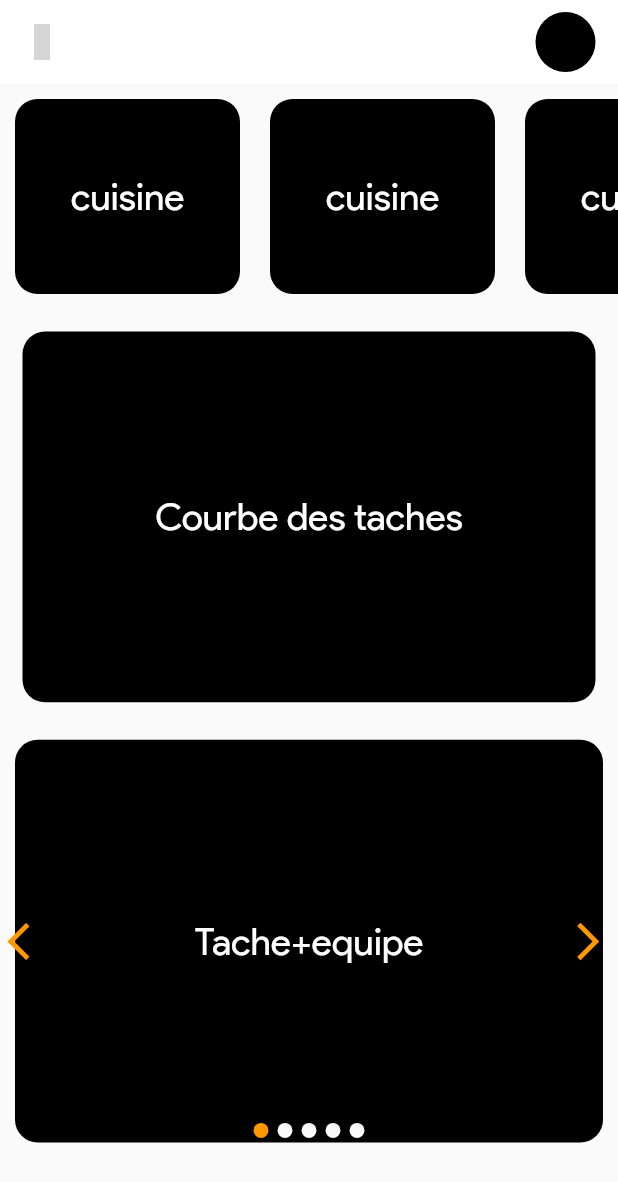
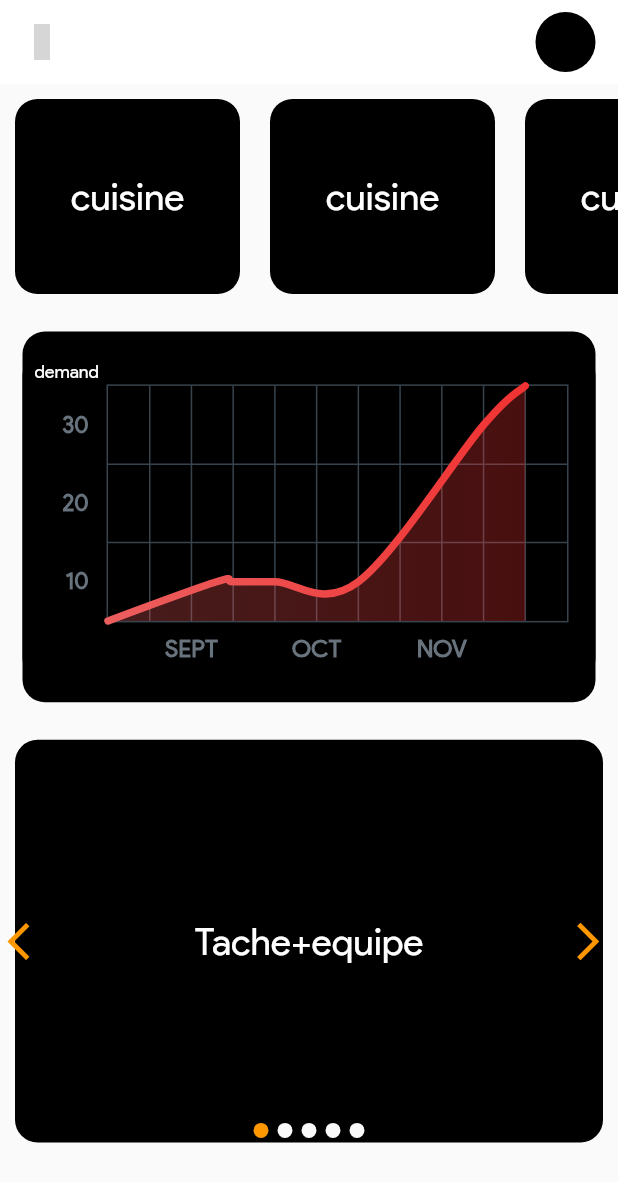
Before and after one commit to iTeam-S/GFS, a Flutter app: the screen it shows after launch, on a phone screen of 412 x 824 dp. Shown: the top 1182 px of the screen. Run offline on Flutter 3.47's test engine with Material 2 defaults, Android fonts, the phone set to English and light mode, and no system bars; drawn by our look-alikes of card_swiper, fl_chart; our stand-ins replace flutter_custom_clippers, get, line_icons; grey boxes are pictures that could not be loaded.

Commit message:
stat sur la participation des membre foyer

```diff
--- a/lib/views/home.dart
+++ b/lib/views/home.dart
@@ -1,6 +1,7 @@
 import 'package:card_swiper/card_swiper.dart';
 import 'package:flutter/material.dart';
 import 'package:get/get.dart';
+import 'package:gfs/views/widgets/chart.dart';
 import 'package:gfs/views/widgets/drawer.dart';
 import 'package:line_icons/line_icons.dart';
 
@@ -16,6 +17,7 @@ class Screen extends StatefulWidget {
 final GlobalKey<ScaffoldState> _key = GlobalKey();
 
 class _ScreenState extends State<Screen> {
+  var data = [0.0, 1.0, 1.5, 2.0, 0.0, 0.0, -0.5, -1.0, -0.5, 0.0, 0.0];
   @override
   Widget build(BuildContext context) {
     return Scaffold(
@@ -79,10 +81,7 @@ class _ScreenState extends State<Screen> {
             decoration: BoxDecoration(
                 color: Colors.black, borderRadius: BorderRadius.circular(15)),
             child: Center(
-              child: Text(
-                "Courbe des taches",
-                style: TextStyle(color: Colors.white, fontSize: 25),
-              ),
+              child: LineChartSample2(),
             ),
           ),
           Container(
--- /dev/null
+++ b/lib/views/widgets/chart.dart
@@ -0,0 +1,162 @@
+import 'package:flutter/material.dart';
+import 'package:fl_chart/fl_chart.dart';
+
+class LineChartSample2 extends StatefulWidget {
+  const LineChartSample2({Key? key}) : super(key: key);
+
+  @override
+  _LineChartSample2State createState() => _LineChartSample2State();
+}
+
+class _LineChartSample2State extends State<LineChartSample2> {
+  List<Color> gradientColors = [
+    const Color(0xFFEB5E5E),
+    const Color(0xFFF13232),
+  ];
+
+  bool showAvg = false;
+
+  @override
+  Widget build(BuildContext context) {
+    return Stack(
+      children: <Widget>[
+        AspectRatio(
+          aspectRatio: 1.70,
+          child: Container(
+            decoration: const BoxDecoration(
+                borderRadius: BorderRadius.all(
+                  Radius.circular(18),
+                ),
+                color: Colors.black),
+            child: Padding(
+              padding: const EdgeInsets.only(
+                  right: 18.0, left: 12.0, top: 24, bottom: 12),
+              child: LineChart(
+                mainData(),
+              ),
+            ),
+          ),
+        ),
+        SizedBox(
+          width: 60,
+          height: 34,
+          child: TextButton(
+            onPressed: () {
+              setState(() {
+                showAvg = !showAvg;
+              });
+            },
+            child: Text(
+              'demandes',
+              style: TextStyle(
+                  fontSize: 12,
+                  color:
+                      showAvg ? Colors.white.withOpacity(0.5) : Colors.white),
+            ),
+          ),
+        ),
+      ],
+    );
+  }
+
+  LineChartData mainData() {
+    return LineChartData(
+      gridData: FlGridData(
+        show: true,
+        drawVerticalLine: true,
+        getDrawingHorizontalLine: (value) {
+          return FlLine(
+            color: const Color(0xff37434d),
+            strokeWidth: 1,
+          );
+        },
+        getDrawingVerticalLine: (value) {
+          return FlLine(
+            color: const Color(0xff37434d),
+            strokeWidth: 1,
+          );
+        },
+      ),
+      titlesData: FlTitlesData(
+        show: true,
+        rightTitles: SideTitles(showTitles: false),
+        topTitles: SideTitles(showTitles: false),
+        bottomTitles: SideTitles(
+          showTitles: true,
+          reservedSize: 22,
+          interval: 1,
+          getTextStyles: (context, value) => const TextStyle(
+              color: Color(0xff68737d),
+              fontWeight: FontWeight.bold,
+              fontSize: 16),
+          getTitles: (value) {
+            switch (value.toInt()) {
+              case 2:
+                return 'SEPT';
+              case 5:
+                return 'OCT';
+              case 8:
+                return 'NOV';
+            }
+            return '';
+          },
+          margin: 8,
+        ),
+        leftTitles: SideTitles(
+          showTitles: true,
+          interval: 1,
+          getTextStyles: (context, value) => const TextStyle(
+            color: Color(0xff67727d),
+            fontWeight: FontWeight.bold,
+            fontSize: 15,
+          ),
+          getTitles: (value) {
+            switch (value.toInt()) {
+              case 1:
+                return '10';
+              case 3:
+                return '20';
+              case 5:
+                return '30';
+            }
+            return '';
+          },
+          reservedSize: 32,
+          margin: 12,
+        ),
+      ),
+      borderData: FlBorderData(
+          show: true,
+          border: Border.all(color: const Color(0xff37434d), width: 1)),
+      minX: 0,
+      maxX: 11,
+      minY: 0,
+      maxY: 6,
+      lineBarsData: [
+        LineChartBarData(
+          spots: const [
+            FlSpot(0, 0),
+            FlSpot(2.6, 1),
+            FlSpot(3, 1),
+            FlSpot(4, 1),
+            FlSpot(6, 1),
+            FlSpot(9, 5),
+            FlSpot(10, 6),
+          ],
+          isCurved: true,
+          colors: gradientColors,
+          barWidth: 5,
+          isStrokeCapRound: true,
+          dotData: FlDotData(
+            show: false,
+          ),
+          belowBarData: BarAreaData(
+            show: true,
+            colors:
+                gradientColors.map((color) => color.withOpacity(0.3)).toList(),
+          ),
+        ),
+      ],
+    );
+  }
+}
--- a/pubspec.yaml
+++ b/pubspec.yaml
@@ -37,6 +37,7 @@ dependencies:
   line_icons: ^2.0.1
   flutter_custom_clippers: ^2.0.0
   card_swiper: ^2.0.1
+  fl_chart: ^0.41.0
 
 
 
```
Also changed, not shown: pubspec.lock.
